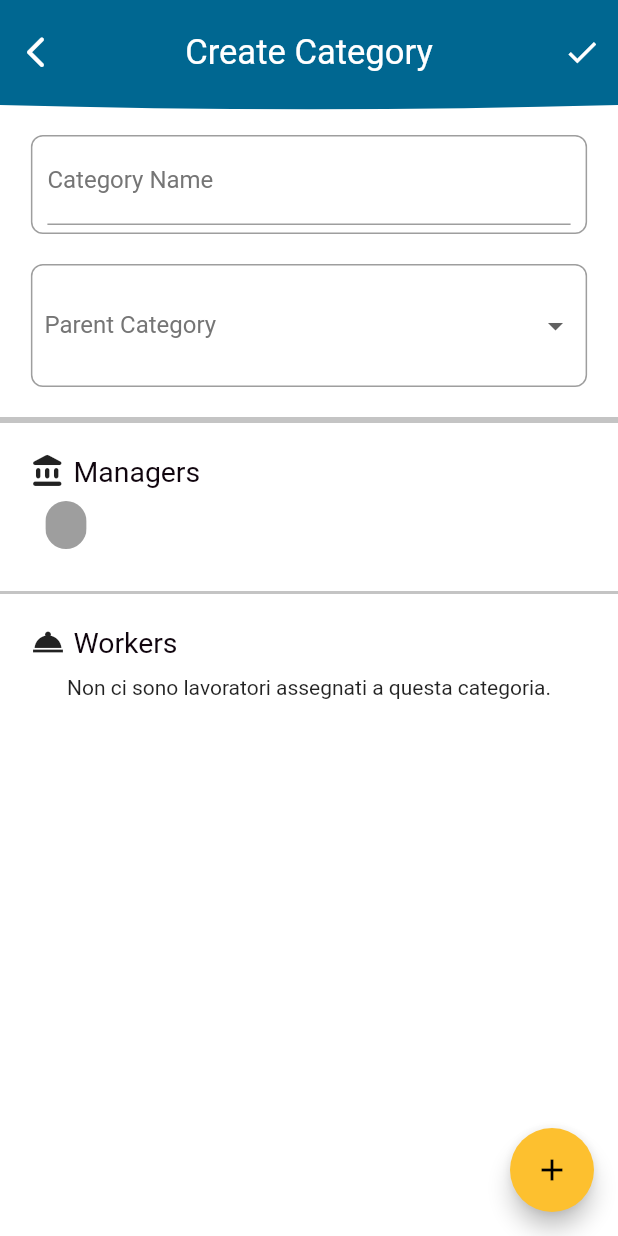
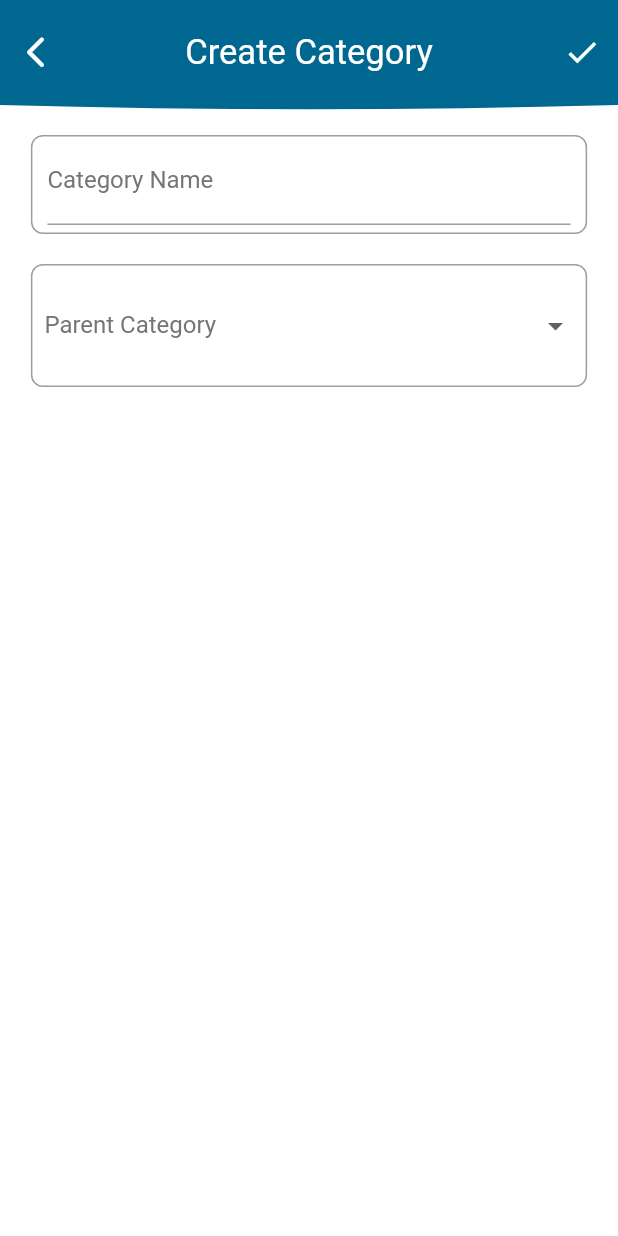
Before and after one commit to theoptimumcompany/buytime, a Flutter app: the UI_CreateCategory screen opened directly, on a phone screen of 412 x 824 dp. Run offline on Flutter 3.47's test engine with Material 2 defaults, Android fonts, the phone set to English and light mode, and no system bars; our stand-ins replace badges, cloud_firestore, device_info, email_validator, firebase_auth, firebase_core and 17 more; missing offline and left inert: firebase, flutter_facebook_login, flutter_pdfview, flutter_redux_navigation, flutter_web_image_picker, nfc_in_flutter and 2 more; accounts and stored records are empty.

```diff
--- a/lib/UI/management/category/UI_create_category.dart
+++ b/lib/UI/management/category/UI_create_category.dart
@@ -458,14 +458,14 @@ class UI_CreateCategoryState extends State<UI_CreateCategory> {
                   ),
                 ],
               ),
-              floatingActionButton: FloatingActionButton(
-                onPressed: () {
-                  print("add worker/manager");
-                  _modalAddPerson(context);
-                },
-                child: Icon(Icons.add),
-                backgroundColor: BuytimeTheme.Secondary,
-              ),
+              // floatingActionButton: FloatingActionButton(
+              //   onPressed: () {
+              //     print("add worker/manager");
+              //     _modalAddPerson(context);
+              //   },
+              //   child: Icon(Icons.add),
+              //   backgroundColor: BuytimeTheme.Secondary,
+              // ),
               body: Column(
                 children: [
                   Padding(
@@ -528,126 +528,126 @@ class UI_CreateCategoryState extends State<UI_CreateCategory> {
                       ],
                     ),
                   ),
-                  Container(
-                    width: double.infinity,
-                    decoration: BoxDecoration(
-                      border: Border(
-                        top: BorderSide(
-                          color: BuytimeTheme.DividerGrey,
-                          width: 4.0,
-                        ),
-                        bottom: BorderSide(
-                          color: BuytimeTheme.DividerGrey,
-                          width: 2.0,
-                        ),
-                      ),
-                    ),
-                    child: Padding(
-                      padding: const EdgeInsets.all(20.0),
-                      child: Column(
-                        children: [
-                          Row(
-                            mainAxisAlignment: MainAxisAlignment.spaceBetween,
-                            children: [
-                              Row(
-                                children: [
-                                  Container(
-                                    child: Icon(
-                                      Icons.account_balance_rounded,
-                                      size: 24,
-                                    ),
-                                  ),
-                                  Container(
-                                    child: Padding(
-                                      padding: const EdgeInsets.only(left: 5.0),
-                                      child: Text(
-                                        "Managers",
-                                        textAlign: TextAlign.start,
-                                        style: TextStyle(
-                                          color: BuytimeTheme.TextDark,
-                                          fontSize: media.height * 0.023,
-                                          fontWeight: FontWeight.w500,
-                                        ),
-                                      ),
-                                    ),
-                                  ),
-                                ],
-                              ),
-                            ],
-                          ),
-                          Wrap(
-                            alignment: WrapAlignment.start,
-                            children: [
-                              Padding(
-                                padding: const EdgeInsets.only(right: 10.0),
-                                child: InputChip(
-                                  selected: false,
-                                  label: Text(snapshot.business.owner.name + " " + snapshot.business.owner.surname),
-                                ),
-                              ),
-                              snapshot.business.salesman.name != null && snapshot.business.salesman.name != ''
-                                  ? Padding(
-                                      padding: const EdgeInsets.only(right: 10.0),
-                                      child: InputChip(
-                                        selected: false,
-                                        label: Text(snapshot.business.salesman.name + " " + snapshot.business.salesman.surname),
-                                      ),
-                                    )
-                                  : Container(),
-                              managerList.length > 0 && managerList != null ? Wrap(children: _buildChipList(managerList, "manager")) : Container()
-                            ],
-                          ),
-                        ],
-                      ),
-                    ),
-                  ),
-                  Container(
-                    width: double.infinity,
-                    child: Padding(
-                      padding: const EdgeInsets.all(20.0),
-                      child: Column(
-                        children: [
-                          Row(
-                            mainAxisAlignment: MainAxisAlignment.spaceBetween,
-                            children: [
-                              Row(
-                                children: [
-                                  Container(
-                                    child: Icon(
-                                      Icons.room_service,
-                                      size: 24,
-                                    ),
-                                  ),
-                                  Container(
-                                    child: Padding(
-                                      padding: const EdgeInsets.only(left: 5.0),
-                                      child: Text(
-                                        "Workers",
-                                        textAlign: TextAlign.start,
-                                        style: TextStyle(
-                                          color: BuytimeTheme.TextDark,
-                                          fontSize: media.height * 0.023,
-                                          fontWeight: FontWeight.w500,
-                                        ),
-                                      ),
-                                    ),
-                                  ),
-                                ],
-                              ),
-                            ],
-                          ),
-                          workerList.length > 0 && workerList != null
-                              ? Wrap(alignment: WrapAlignment.start, children: _buildChipList(workerList, "worker"))
-                              : Padding(
-                                  padding: const EdgeInsets.all(10.0),
-                                  child: Container(
-                                    child: Text("Non ci sono lavoratori assegnati a questa categoria."),
-                                  ),
-                                )
-                        ],
-                      ),
-                    ),
-                  ),
+                  // Container(
+                  //   width: double.infinity,
+                  //   decoration: BoxDecoration(
+                  //     border: Border(
+                  //       top: BorderSide(
+                  //         color: BuytimeTheme.DividerGrey,
+                  //         width: 4.0,
+                  //       ),
+                  //       bottom: BorderSide(
+                  //         color: BuytimeTheme.DividerGrey,
+                  //         width: 2.0,
+                  //       ),
+                  //     ),
+                  //   ),
+                  //   child: Padding(
+                  //     padding: const EdgeInsets.all(20.0),
+                  //     child: Column(
+                  //       children: [
+                  //         Row(
+                  //           mainAxisAlignment: MainAxisAlignment.spaceBetween,
+                  //           children: [
+                  //             Row(
+                  //               children: [
+                  //                 Container(
+                  //                   child: Icon(
+                  //                     Icons.account_balance_rounded,
+                  //                     size: 24,
+                  //                   ),
+                  //                 ),
+                  //                 Container(
+                  //                   child: Padding(
+                  //                     padding: const EdgeInsets.only(left: 5.0),
+                  //                     child: Text(
+                  //                       "Managers",
+                  //                       textAlign: TextAlign.start,
+                  //                       style: TextStyle(
+                  //                         color: BuytimeTheme.TextDark,
+                  //                         fontSize: media.height * 0.023,
+                  //                         fontWeight: FontWeight.w500,
+                  //                       ),
+                  //                     ),
+                  //                   ),
+                  //                 ),
+                  //               ],
+                  //             ),
+                  //           ],
+                  //         ),
+                  //         Wrap(
+                  //           alignment: WrapAlignment.start,
+                  //           children: [
+                  //             Padding(
+                  //               padding: const EdgeInsets.only(right: 10.0),
+                  //               child: InputChip(
+                  //                 selected: false,
+                  //                 label: Text(snapshot.business.owner.name + " " + snapshot.business.owner.surname),
+                  //               ),
+                  //             ),
+                  //             snapshot.business.salesman.name != null && snapshot.business.salesman.name != ''
+                  //                 ? Padding(
+                  //                     padding: const EdgeInsets.only(right: 10.0),
+                  //                     child: InputChip(
+                  //                       selected: false,
+                  //                       label: Text(snapshot.business.salesman.name + " " + snapshot.business.salesman.surname),
+                  //                     ),
+                  //                   )
+                  //                 : Container(),
+                  //             managerList.length > 0 && managerList != null ? Wrap(children: _buildChipList(managerList, "manager")) : Container()
+                  //           ],
+                  //         ),
+                  //       ],
+                  //     ),
+                  //   ),
+                  // ),
+                  // Container(
+                  //   width: double.infinity,
+                  //   child: Padding(
+                  //     padding: const EdgeInsets.all(20.0),
+                  //     child: Column(
+                  //       children: [
+                  //         Row(
+                  //           mainAxisAlignment: MainAxisAlignment.spaceBetween,
+                  //           children: [
+                  //             Row(
+                  //               children: [
+                  //                 Container(
+                  //                   child: Icon(
+                  //                     Icons.room_service,
+                  //                     size: 24,
+                  //                   ),
+                  //                 ),
+                  //                 Container(
+                  //                   child: Padding(
+                  //                     padding: const EdgeInsets.only(left: 5.0),
+                  //                     child: Text(
+                  //                       "Workers",
+                  //                       textAlign: TextAlign.start,
+                  //                       style: TextStyle(
+                  //                         color: BuytimeTheme.TextDark,
+                  //                         fontSize: media.height * 0.023,
+                  //                         fontWeight: FontWeight.w500,
+                  //                       ),
+                  //                     ),
+                  //                   ),
+                  //                 ),
+                  //               ],
+                  //             ),
+                  //           ],
+                  //         ),
+                  //         workerList.length > 0 && workerList != null
+                  //             ? Wrap(alignment: WrapAlignment.start, children: _buildChipList(workerList, "worker"))
+                  //             : Padding(
+                  //                 padding: const EdgeInsets.all(10.0),
+                  //                 child: Container(
+                  //                   child: Text("Non ci sono lavoratori assegnati a questa categoria."),
+                  //                 ),
+                  //               )
+                  //       ],
+                  //     ),
+                  //   ),
+                  // ),
                 ],
               ),
             ),
```
